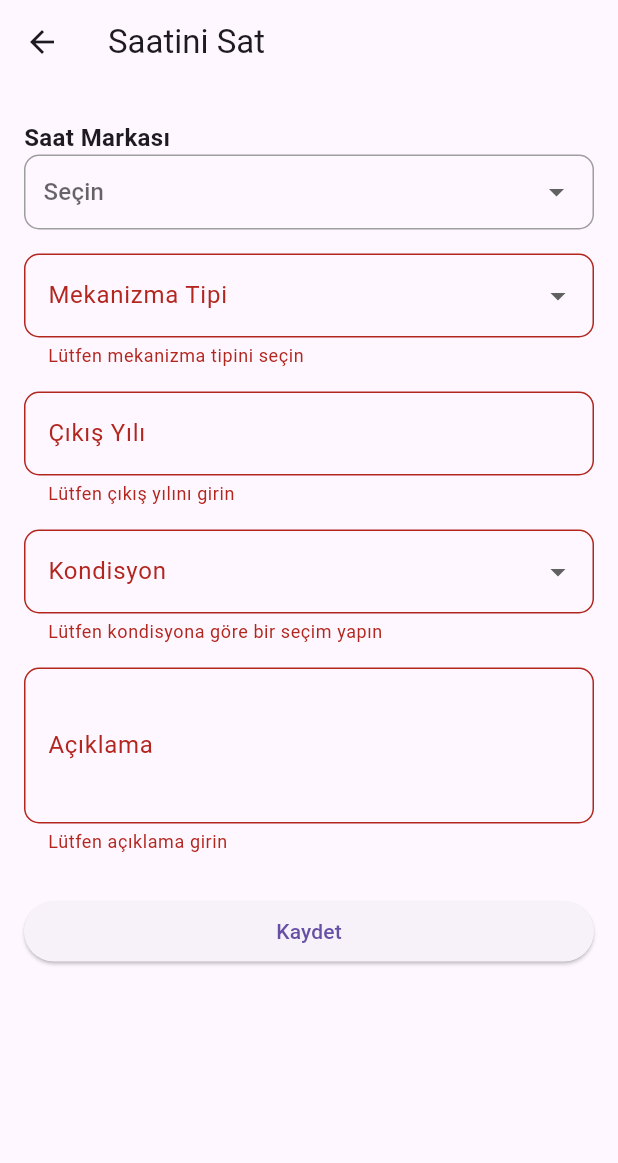
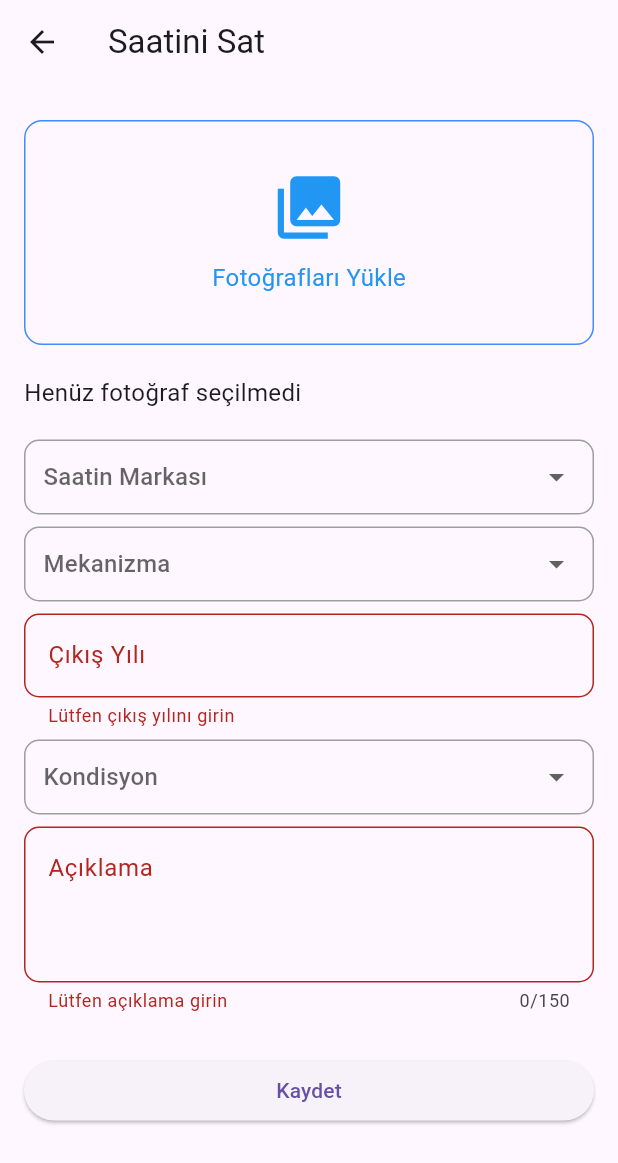
Before and after one commit to Nail-mehmet/clock, a Flutter app: the SellWatchPage screen opened directly, after a tap on "Kaydet", on a phone screen of 412 x 824 dp. Shown: the top 1163 px of the screen. Run offline on Flutter 3.47's test engine with Material 3 defaults, Android fonts, the phone set to English and light mode, and no system bars; our stand-ins replace cloud_firestore, firebase_auth, firebase_core, firebase_storage, google_sign_in, image_picker and 2 more; missing offline and left inert: firebase_app_check; accounts and stored records are empty.

Commit message:
ilan yükleme backend neredeyse bitti

```diff
--- a/lib/Screens/Profile/sell_watch_page.dart
+++ b/lib/Screens/Profile/sell_watch_page.dart
@@ -1,6 +1,10 @@
+import 'dart:io';
+import 'package:path/path.dart' as path;
+import 'package:firebase_storage/firebase_storage.dart';
 import 'package:flutter/material.dart';
 import 'package:firebase_auth/firebase_auth.dart';
 import 'package:cloud_firestore/cloud_firestore.dart';
+import 'package:image_picker/image_picker.dart';
 
 class SellWatchPage extends StatefulWidget {
   @override
@@ -8,13 +12,22 @@ class SellWatchPage extends StatefulWidget {
 }
 
 class _SellWatchPageState extends State<SellWatchPage> {
+  final ImagePicker _picker = ImagePicker();
+  List<XFile>? _imageFiles = [];
+  List<String> _uploadedFileURLs = [];
+  bool _isLoading = false;
+  final FirebaseStorage _storage = FirebaseStorage.instance;
+
   final _formKey = GlobalKey<FormState>();
   final _mechanismTypeController = TextEditingController();
   final _yearController = TextEditingController();
   final _conditionController = TextEditingController();
   final _descriptionController = TextEditingController();
+  String? _selectedBrand;
+  String? _selectedType;
+  String? _condition;
+  int _remainingChars = 150;
 
-  String? _selectedBrand;
   List<String> watchBrands = [
     'Rolex',
     'Patek Philippe',
@@ -37,35 +50,92 @@ class _SellWatchPageState extends State<SellWatchPage> {
     'Chopard',
     'Vacheron Constantin',
   ];
+  List<String> systemType = [
+    'pilli',
+    'Mekanik',
+    'Solar',
+    'Kurmalı',
+  ];
+  List<String> condition = [
+    'sıfır',
+    'kulanılmış',
+    'ikinci el',
+    'yenilnmiş',
+  ];
 
-  void _submit() async {
+  Future<void> _pickImages() async {
+    final List<XFile>? selectedImages = await _picker.pickMultiImage(imageQuality: 80);
+    if (selectedImages != null && selectedImages.length <= 5) {
+      setState(() {
+        _imageFiles!.addAll(selectedImages);
+      });
+    } else if (selectedImages != null && selectedImages.length > 5) {
+      ScaffoldMessenger.of(context).showSnackBar(SnackBar(
+        content: Text('En fazla 5 fotoğraf seçebilirsiniz!'),
+      ));
+    }
+  }
+
+  Future<void> _uploadImages() async {
+    for (var imageFile in _imageFiles!) {
+      String fileName = path.basename(imageFile.path);
+      Reference storageRef = _storage.ref().child('images/$fileName');
+      UploadTask uploadTask = storageRef.putFile(File(imageFile.path));
+
+      TaskSnapshot snapshot = await uploadTask;
+      String downloadURL = await snapshot.ref.getDownloadURL();
+      _uploadedFileURLs.add(downloadURL);
+    }
+  }
+
+  Future<void> _saveToFirestore() async {
     if (_formKey.currentState!.validate()) {
       User? currentUser = FirebaseAuth.instance.currentUser;
 
-      // Firestore'a kaydet
       await FirebaseFirestore.instance.collection('listings').add({
         'userId': currentUser!.uid,
         'brand': _selectedBrand,
-        'mechanismType': _mechanismTypeController.text,
+        'mechanismType': _selectedType,
         'year': _yearController.text,
-        'condition': _conditionController.text,
+        'condition': _condition,
         'description': _descriptionController.text,
         'timestamp': FieldValue.serverTimestamp(),
+        "images": _uploadedFileURLs
       });
 
       ScaffoldMessenger.of(context).showSnackBar(
         SnackBar(content: Text('Saat bilgileri başarıyla kaydedildi!')),
       );
 
-      // Formu temizle
       setState(() {
         _selectedBrand = null;
+        _selectedType = null;
+        _condition = null;
       });
-      _mechanismTypeController.clear();
+      //_mechanismTypeController.clear();
       _yearController.clear();
-      _conditionController.clear();
+      //_conditionController.clear();
       _descriptionController.clear();
     }
+  }
+
+  Future<void> _saveAllData() async {
+    setState(() {
+      _isLoading = true;
+    });
+
+    await _uploadImages();
+    await _saveToFirestore();
+
+    setState(() {
+      _isLoading = false;
+    });
+  }
+
+  void _removeImage(int index) {
+    setState(() {
+      _imageFiles!.removeAt(index);
+    });
   }
 
   @override
@@ -86,10 +156,50 @@ class _SellWatchPageState extends State<SellWatchPage> {
                 child: Column(
                   crossAxisAlignment: CrossAxisAlignment.start,
                   children: [
-                    Text(
-                      'Saat Markası',
-                      style: TextStyle(fontSize: 16, fontWeight: FontWeight.bold),
+                    GestureDetector(
+                      onTap: _pickImages,
+                      child: DottedBorderButton(),
                     ),
+                    SizedBox(height: 20),
+
+                    // Seçilen Fotoğrafların Önizlemesi
+                    if (_imageFiles!.isNotEmpty)
+                      SizedBox(
+                        height: 100,
+                        child: ListView.builder(
+                          scrollDirection: Axis.horizontal,
+                          itemCount: _imageFiles!.length,
+                          itemBuilder: (context, index) {
+                            return Stack(
+                              children: [
+                                Padding(
+                                  padding: const EdgeInsets.symmetric(horizontal: 8.0),
+                                  child: ClipRRect(
+                                    borderRadius: BorderRadius.circular(12),
+                                    child: Image.file(
+                                      File(_imageFiles![index].path),
+                                      width: 100,
+                                      height: 100,
+                                      fit: BoxFit.cover,
+                                    ),
+                                  ),
+                                ),
+                                Positioned(
+                                  top: 0,
+                                  right: 0,
+                                  child: IconButton(
+                                    icon: Icon(Icons.delete, color: Colors.red),
+                                    onPressed: () => _removeImage(index),
+                                  ),
+                                ),
+                              ],
+                            );
+                          },
+                        ),
+                      )
+                    else
+                      Text('Henüz fotoğraf seçilmedi', style: TextStyle(fontSize: 16)),
+                    SizedBox(height: 20),
                     Container(
                       padding: const EdgeInsets.symmetric(horizontal: 12.0),
                       decoration: BoxDecoration(
@@ -100,7 +210,7 @@ class _SellWatchPageState extends State<SellWatchPage> {
                         child: DropdownButton<String>(
                           value: _selectedBrand,
                           isExpanded: true,
-                          hint: Text('Seçin'),
+                          hint: Text('Saatin Markası'),
                           items: watchBrands.map((String brand) {
                             return DropdownMenuItem<String>(
                               value: brand,
@@ -121,39 +231,34 @@ class _SellWatchPageState extends State<SellWatchPage> {
                   ],
                 ),
               ),
-
-              // Mekanizma Tipi
-              Padding(
-                padding: const EdgeInsets.symmetric(vertical: 8.0),
-                child: DropdownButtonFormField<String>(
-                  decoration: InputDecoration(
-                    labelText: 'Mekanizma Tipi',
-                    border: OutlineInputBorder(
+              Container(
+                padding: const EdgeInsets.symmetric(horizontal: 12.0),
+                decoration: BoxDecoration(
+                  border: Border.all(color: Colors.grey),
                   borderRadius: BorderRadius.circular(10),
-                      borderSide: BorderSide(color: Colors.grey, width: 1),
                 ),
-                  ),
-                  items: ['Otomatik', 'Pilli', 'Kurmalı'].map((String type) {
+                child: DropdownButtonHideUnderline(
+                  child: DropdownButton<String>(
+                    value: _selectedType,
+                    isExpanded: true,
+                    hint: Text('Mekanizma'),
+                    items: systemType.map((String type) {
                       return DropdownMenuItem<String>(
                         value: type,
                         child: Padding(
-                        padding: const EdgeInsets.symmetric(vertical: 10.0), // Padding eklendi
+                          padding: const EdgeInsets.symmetric(vertical: 10.0),
                           child: Text(type),
                         ),
                       );
                     }).toList(),
-                  onChanged: (value) {
-                    _mechanismTypeController.text = value ?? '';
-                  },
-                  validator: (value) {
-                    if (value == null) {
-                      return 'Lütfen mekanizma tipini seçin';
-                    }
-                    return null;
+                    onChanged: (String? newValue) {
+                      setState(() {
+                        _selectedType = newValue;
+                      });
                     },
                   ),
                 ),
-
+              ),
               // Çıkış Yılı
               Padding(
                 padding: const EdgeInsets.symmetric(vertical: 8.0),
@@ -177,50 +282,53 @@ class _SellWatchPageState extends State<SellWatchPage> {
               ),
 
               // Kondisyon
-              Padding(
-                padding: const EdgeInsets.symmetric(vertical: 8.0),
-                child: DropdownButtonFormField<String>(
-                  decoration: InputDecoration(
-                    labelText: 'Kondisyon',
-                    border: OutlineInputBorder(
+              Container(
+                padding: const EdgeInsets.symmetric(horizontal: 12.0),
+                decoration: BoxDecoration(
+                  border: Border.all(color: Colors.grey),
                   borderRadius: BorderRadius.circular(10),
-                      borderSide: BorderSide(color: Colors.grey, width: 1),
                 ),
-                  ),
-                  items: ['Yeni', 'İkinci El', 'Kullanılmış'].map((String condition) {
+                child: DropdownButtonHideUnderline(
+                  child: DropdownButton<String>(
+                    value: _condition,
+                    isExpanded: true,
+                    hint: Text('Kondisyon'),
+                    items: condition.map((String condition) {
                       return DropdownMenuItem<String>(
                         value: condition,
                         child: Padding(
-                        padding: const EdgeInsets.symmetric(horizontal: 10.0),
+                          padding: const EdgeInsets.symmetric(vertical: 10.0),
                           child: Text(condition),
                         ),
                       );
                     }).toList(),
-                  onChanged: (value) {
-                    _conditionController.text = value ?? '';
-                  },
-                  validator: (value) {
-                    if (value == null) {
-                      return 'Lütfen kondisyona göre bir seçim yapın';
-                    }
-                    return null;
+                    onChanged: (String? newValue) {
+                      setState(() {
+                        _condition = newValue;
+                      });
                     },
                   ),
                 ),
+              ),
 
-              // Açıklama (Çok satırlı)
+              // Açıklama
               Padding(
                 padding: const EdgeInsets.symmetric(vertical: 8.0),
                 child: TextFormField(
                   controller: _descriptionController,
                   decoration: InputDecoration(
                     labelText: 'Açıklama',
+                    hintText: 'Açıklama girin', // Hint text sol üstte görünmeye devam edecek
                     border: OutlineInputBorder(
                       borderRadius: BorderRadius.circular(10),
                       borderSide: BorderSide(color: Colors.grey, width: 1),
                     ),
+                    alignLabelWithHint: true, // HintText'in yukarıda sabitlenmesini sağlar
                   ),
-                  maxLines: 3, // Açıklama alanı için 3 satır
+                  keyboardType: TextInputType.multiline,
+                  maxLines: null, // Alt satıra geçme özelliği korunur
+                  minLines: 3, // İlk görünümde minimum 3 satır gösterilir
+                  maxLength: 150, // 150 karakter sınırı
                   validator: (value) {
                     if (value == null || value.isEmpty) {
                       return 'Lütfen açıklama girin';
@@ -228,12 +336,15 @@ class _SellWatchPageState extends State<SellWatchPage> {
                     return null;
                   },
                 ),
+
               ),
 
+              // Kaydet Butonu
               SizedBox(height: 20),
-
-              ElevatedButton(
-                onPressed: _submit,
+              _isLoading
+                  ? Center(child: CircularProgressIndicator())
+                  : ElevatedButton(
+                onPressed: _saveAllData,
                 child: Text('Kaydet'),
               ),
             ],
@@ -243,3 +354,31 @@ class _SellWatchPageState extends State<SellWatchPage> {
     );
   }
 }
+
+// Kesik Çizgili Buton
+class DottedBorderButton extends StatelessWidget {
+  @override
+  Widget build(BuildContext context) {
+    return Container(
+      width: double.infinity,
+      height: 150,
+      decoration: BoxDecoration(
+        borderRadius: BorderRadius.circular(12),
+        border: Border.all(color: Colors.blueAccent, style: BorderStyle.solid, width: 1),
+      ),
+      child: Center(
+        child: Column(
+          mainAxisAlignment: MainAxisAlignment.center,
+          children: [
+            Icon(Icons.photo_library, size: 50, color: Colors.blue),
+            SizedBox(height: 10),
+            Text(
+              'Fotoğrafları Yükle',
+              style: TextStyle(fontSize: 16, color: Colors.blue),
+            ),
+          ],
+        ),
+      ),
+    );
+  }
+}
--- a/pubspec.yaml
+++ b/pubspec.yaml
@@ -43,6 +43,9 @@ dependencies:
   firebase_auth: ^4.17.8
   cloud_firestore: ^4.15.8
   google_sign_in: ^6.2.1
+  firebase_storage: ^11.6.9
+  image_picker: ^1.0.8
+  path: ^1.8.3
 
 
 dev_dependencies:
```
Also changed, not shown: pubspec.lock, 5 other files. Lines whose indentation alone changed are shown as unchanged.
